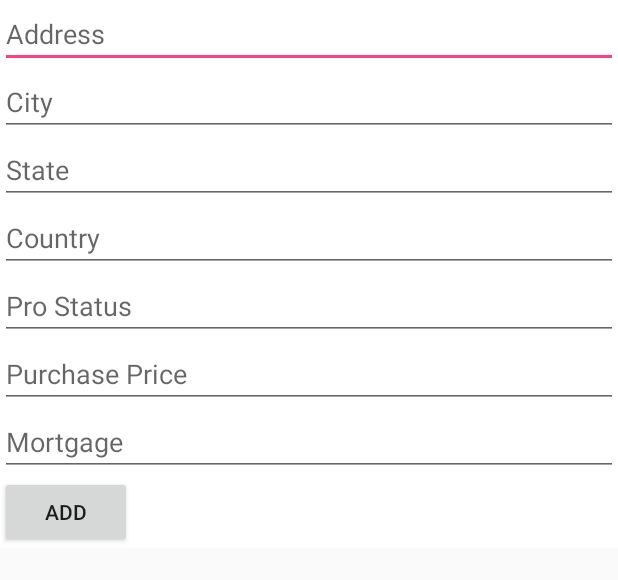
After one commit to ysc1995/Zillow, an Android app: the layout frag_add_property.xml on its own in the app's theme, with its tools: preview values and no code run, on a phone screen of 412 x 824 dp. The commit adds this screen. Shown: the top 580 px of the screen. Run offline under Robolectric (Android 15) with nearby library versions, the phone set to English and light mode, and no system bars; network calls fail.

Commit message:
Adding Property

```diff
--- a/app/src/main/java/com/example/shaochengyang/zillow/data/model/PropertyItemAdapter.kt
+++ b/app/src/main/java/com/example/shaochengyang/zillow/data/model/PropertyItemAdapter.kt
@@ -43,6 +43,7 @@ class PropertyItemAdapter : RecyclerView.Adapter<PropertyItemAdapter.MyViewHolde
         fun bind(myProperty: PropertyItem){
             itemView.textView_id.text = myProperty.id
             itemView.textView_address.text = myProperty.propertyaddress
+            itemView.textView_city.text = myProperty.propertycity
         }
 
     }
--- a/app/src/main/java/com/example/shaochengyang/zillow/data/network/INetworkHelper.kt
+++ b/app/src/main/java/com/example/shaochengyang/zillow/data/network/INetworkHelper.kt
@@ -1,6 +1,8 @@
 package com.example.shaochengyang.zillow.data.network
-
+import com.example.shaochengyang.zillow.data.model.PropertyItem
+import com.example.shaochengyang.zillow.viewmodel.ViewModel
 
 interface INetworkHelper {
-    abstract fun getPropertyList(i: Int, s: String, viewModel: com.example.shaochengyang.zillow.viewmodel.ViewModel)
+    abstract fun getPropertyList(i: Int, s: String, viewModel: ViewModel)
+    fun addProperty(propertyItem: PropertyItem, viewModel: ViewModel)
 }
--- /dev/null
+++ b/app/src/main/res/drawable/ic_add_circle.xml
@@ -0,0 +1,5 @@
+<vector android:height="24dp" android:tint="#F2FF70"
+    android:viewportHeight="24.0" android:viewportWidth="24.0"
+    android:width="24dp" xmlns:android="http://schemas.android.com/apk/res/android">
+    <path android:fillColor="#ef2d2d" android:pathData="M12,2C6.48,2 2,6.48 2,12s4.48,10 10,10 10,-4.48 10,-10S17.52,2 12,2zM17,13h-4v4h-2v-4L7,13v-2h4L11,7h2v4h4v2z"/>
+</vector>
--- /dev/null
+++ b/app/src/main/res/drawable/ic_done.xml
@@ -0,0 +1,5 @@
+<vector android:height="24dp" android:tint="#F2FF70"
+    android:viewportHeight="24.0" android:viewportWidth="24.0"
+    android:width="24dp" xmlns:android="http://schemas.android.com/apk/res/android">
+    <path android:fillColor="#FF000000" android:pathData="M9,16.2L4.8,12l-1.4,1.4L9,19 21,7l-1.4,-1.4L9,16.2z"/>
+</vector>
--- /dev/null
+++ b/app/src/main/res/layout/frag_add_property.xml
@@ -0,0 +1,74 @@
+<?xml version="1.0" encoding="utf-8"?>
+<LinearLayout
+    xmlns:android="http://schemas.android.com/apk/res/android"
+    xmlns:tools="http://schemas.android.com/tools"
+    android:layout_width="match_parent"
+    android:layout_height="wrap_content"
+    android:orientation="vertical"
+    android:background="@color/colorWhite">
+
+    <EditText
+        android:id="@+id/editText_address"
+        android:layout_width="match_parent"
+        android:layout_height="wrap_content"
+        android:ems="10"
+        android:hint="Address"
+        android:inputType="textPersonName"
+        tools:layout_editor_absoluteX="43dp"
+        tools:layout_editor_absoluteY="58dp" />
+
+    <EditText
+        android:id="@+id/editText_city"
+        android:layout_width="match_parent"
+        android:layout_height="wrap_content"
+        android:layout_weight="1"
+        android:ems="10"
+        android:hint="City"
+        android:inputType="textPersonName" />
+
+    <EditText
+        android:id="@+id/editText_state"
+        android:layout_width="match_parent"
+        android:layout_height="wrap_content"
+        android:ems="10"
+        android:hint="State"
+        android:inputType="textPersonName" />
+
+    <EditText
+        android:id="@+id/editText_country"
+        android:layout_width="match_parent"
+        android:layout_height="wrap_content"
+        android:ems="10"
+        android:hint="Country"
+        android:inputType="textPersonName" />
+
+    <EditText
+        android:id="@+id/editText_pro"
+        android:layout_width="match_parent"
+        android:layout_height="wrap_content"
+        android:ems="10"
+        android:hint="Pro Status"
+        android:inputType="textPersonName" />
+
+    <EditText
+        android:id="@+id/editText_price"
+        android:layout_width="match_parent"
+        android:layout_height="wrap_content"
+        android:ems="10"
+        android:hint="Purchase Price"
+        android:inputType="textPersonName" />
+
+    <EditText
+        android:id="@+id/editText_mortgage"
+        android:layout_width="match_parent"
+        android:layout_height="wrap_content"
+        android:ems="10"
+        android:hint="Mortgage"
+        android:inputType="textPersonName" />
+
+    <Button
+        android:id="@+id/button_add"
+        android:layout_width="wrap_content"
+        android:layout_height="wrap_content"
+        android:text="Add" />
+</LinearLayout>
--- a/app/src/main/res/values/colors.xml
+++ b/app/src/main/res/values/colors.xml
@@ -3,4 +3,5 @@
     <color name="colorPrimary">#3F51B5</color>
     <color name="colorPrimaryDark">#303F9F</color>
     <color name="colorAccent">#FF4081</color>
+    <color name="colorWhite">#FFFFFF</color>
 </resources>
```
Also changed, not shown: app/src/main/AndroidManifest.xml (+4 -4 lines), app/src/main/java/com/example/shaochengyang/zillow/data/DataManager.kt (+8 -3 lines), app/src/main/java/com/example/shaochengyang/zillow/data/model/PropertyItem.kt (+13 -0 lines), app/src/main/java/com/example/shaochengyang/zillow/data/network/ApiService.kt (+13 -1 lines), app/src/main/java/com/example/shaochengyang/zillow/data/network/NetworkHelper.kt (+31 -0 lines), app/src/main/java/com/example/shaochengyang/zillow/ui/FragAddProperty.kt (added, +35 -0 lines), app/src/main/java/com/example/shaochengyang/zillow/ui/PropertyActivity.kt (+43 -7 lines), app/src/main/java/com/example/shaochengyang/zillow/ui/iPropertyActivity.kt (added, +7 -0 lines), app/src/main/java/com/example/shaochengyang/zillow/viewmodel/ViewModel.kt (+9 -0 lines), app/src/main/res/layout/activity_property.xml (+17 -4 lines), app/src/main/res/layout/property_item_layout.xml (+15 -11 lines), app/src/main/res/menu/toolbar_property.xml (added, +17 -0 lines).
